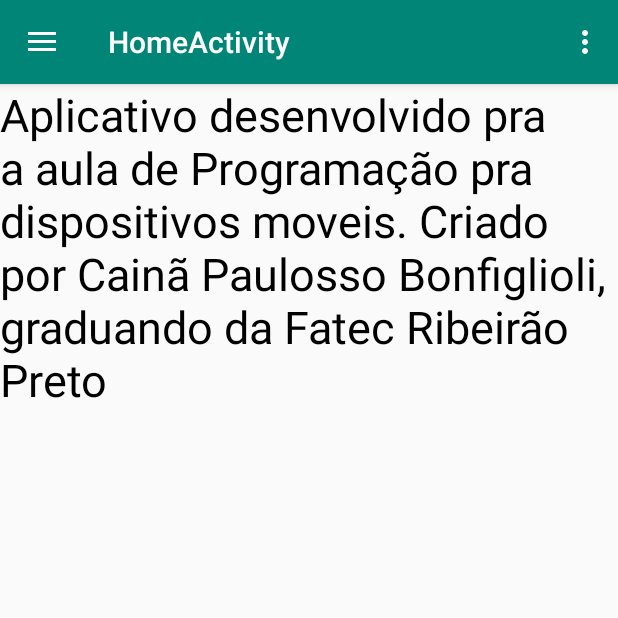
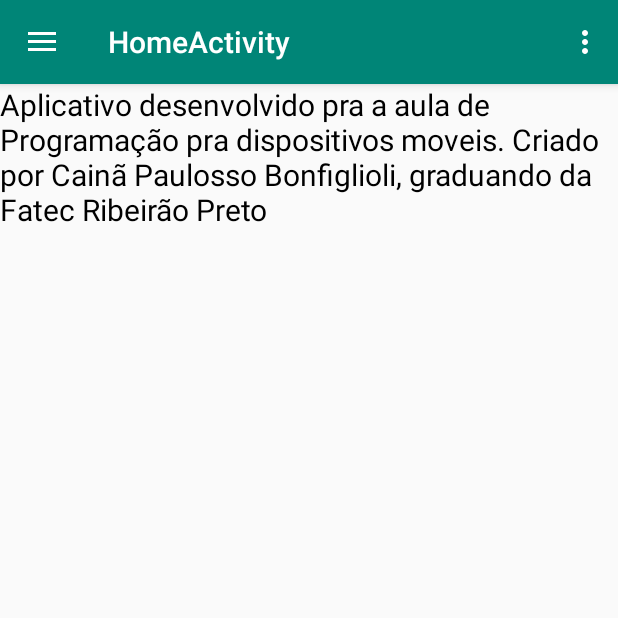
Before and after one commit to Caina-Bonfiglioli/4Read-android, an Android app: the fragment CategoriesFragment placed in its activity, in the side drawer, after a tap on "Sobre", on a phone screen of 412 x 824 dp, the top half of it. Run offline under Robolectric (Android 15) with nearby library versions, the phone set to English and light mode, and no system bars; 4 statements that could not run were skipped.

Commit message:
add classes Book, BookViewHolder e BookAdapter, capas dos livros modificado fragment_about

```diff
--- /dev/null
+++ b/app/src/main/java/br/com/caina_bonfiglioli/a4read/Book.java
@@ -0,0 +1,136 @@
+package br.com.caina_bonfiglioli.a4read;
+
+import java.util.ArrayList;
+import java.util.List;
+
+public class Book {
+    private int id;
+    private String title;
+    private String author;
+    private String publishingCompany;
+    private int year;
+
+    public Book() {
+    }
+
+    public Book(int id, String title, String author, String publishingCompany, int year) {
+        this.id = id;
+        this.title = title;
+        this.author = author;
+        this.publishingCompany = publishingCompany;
+        this.year = year;
+    }
+
+    public int getId() {
+        return id;
+    }
+
+    public void setId(int id) {
+        this.id = id;
+    }
+
+    public String getTitle() {
+        return title;
+    }
+
+    public void setTitle(String title) {
+        this.title = title;
+    }
+
+    public String getPublishingCompany() {
+        return publishingCompany;
+    }
+
+    public void setPublishingCompany(String publishingCompany) {
+        this.publishingCompany = publishingCompany;
+    }
+
+    public String getAuthor() {
+        return author;
+    }
+
+    public void setAuthor(String author) {
+        this.author = author;
+    }
+
+    public int getYear() {
+        return year;
+    }
+
+    public void setYear(int year) {
+        this.year = year;
+    }
+
+    public static List<Book> listAdventure(){
+        List<Book> books = new ArrayList<>();
+
+        books.add(new Book(1,
+                "A sociedade do anel",
+                "J.R.R Tolkien",
+                "Allen & Unwin",1954));
+
+        books.add(new Book(2,
+                "As duas torres",
+                "J.R.R Tolkien",
+                "Allen & Unwin", 1954));
+
+        books.add(new Book(3,
+                "O retorno do rei",
+                "J.R.R Tolkien",
+                "Allen & Unwin", 1955));
+
+        books.add(new Book(4,
+                "Jogos Vorazes",
+                "Suzanne Collins",
+                "Scholastic", 2008));
+
+        return books;
+    }
+
+    public static  List<Book> listFiction(){
+        List<Book> books = new ArrayList<>();
+
+        books.add(new Book(5,
+                "O guia do mochileiro das galaxias",
+                "Douglas Adams",
+                "Pan Books",1979));
+
+        books.add(new Book(6,
+                "O restaurante no fim do universo",
+                "Douglas Adams",
+                "Pan Books",1980));
+
+        books.add(new Book(7,
+                "Star Wars - Herdeiro do Imperio",
+                "Timothy Zahn",
+                "Bantam Spectra",1991));
+
+        books.add(new Book(8,
+                "Star Wars - Ascenção da Força Sombria",
+                "Timothy Zahn",
+                "Bantam Spectra",1993));
+
+        books.add(new Book(9,
+                "Star Wars - O Ultimo Comando",
+                "Timothy Zahn",
+                "Bantam Spectra",1994));
+
+        return books;
+    }
+
+    public static  List<Book> listRomance(){
+        List<Book> books = new ArrayList<>();
+
+        books.add(new Book(10,
+                "A culpa é das estrelas",
+                "John Green",
+                "Dutton Books", 2012));
+
+        books.add(new Book(11,
+                "Cidades de papel",
+                "John Green",
+                "Dutton Books", 2008));
+
+        return books;
+    }
+}
--- /dev/null
+++ b/app/src/main/java/br/com/caina_bonfiglioli/a4read/BookAdapter.java
@@ -0,0 +1,58 @@
+package br.com.caina_bonfiglioli.a4read;
+
+import android.content.Context;
+import android.support.annotation.NonNull;
+import android.support.v7.widget.RecyclerView;
+import android.view.LayoutInflater;
+import android.view.View;
+import android.view.ViewGroup;
+
+import java.util.List;
+
+public class BookAdapter extends RecyclerView.Adapter {
+
+    private final List<Book> list;
+    private Context context;
+
+
+    public BookAdapter(List<Book> list, Context context) {
+        this.list = list;
+        this.context = context;
+    }
+
+
+    @NonNull
+    @Override
+    public RecyclerView.ViewHolder onCreateViewHolder(@NonNull ViewGroup viewGroup, int i) {
+        View view = LayoutInflater.from(context)
+                        .inflate(R.layout.fragment_categories,
+                                viewGroup, false);
+
+        return new BookViewHolder(view);
+    }
+
+    @Override
+    public void onBindViewHolder(@NonNull RecyclerView.ViewHolder viewHolder, int i) {
+        BookViewHolder vh = (BookViewHolder)viewHolder;
+        Book book = list.get(i);
+
+        int img = context.getResources().getIdentifier(
+                "drawable/capa" + book.getId(),
+                null,
+                context.getPackageName());
+        vh.imgCover.setImageResource(img);
+        vh.txtTitle.setText(book.getTitle());
+        vh.txtAuthor.setText(book.getAuthor());
+        vh.txtPublishingCompany.setText(
+                String.format("%s ,%d", book.getPublishingCompany(),
+                        book.getYear())
+        );
+    }
+
+    @Override
+    public int getItemCount() {
+        return (list!=null)?list.size():0;
+    }
+
+
+}
--- /dev/null
+++ b/app/src/main/java/br/com/caina_bonfiglioli/a4read/BookViewHolder.java
@@ -0,0 +1,36 @@
+package br.com.caina_bonfiglioli.a4read;
+
+import android.support.annotation.NonNull;
+import android.support.v7.widget.RecyclerView;
+import android.view.View;
+import android.widget.ImageView;
+import android.widget.TextView;
+import android.widget.Toast;
+
+public class BookViewHolder extends RecyclerView.ViewHolder implements View.OnClickListener {
+
+    final ImageView imgCover;
+    final TextView txtTitle;
+    final TextView txtAuthor;
+    final TextView txtPublishingCompany;
+
+    public BookViewHolder(@NonNull View view) {
+        super(view);
+
+        imgCover = (ImageView)view.findViewById(R.id.imgCapa);
+        txtTitle = (TextView)view.findViewById(R.id.txtTitulo);
+        txtAuthor = (TextView)view.findViewById(R.id.txtAutor);
+        txtPublishingCompany = (TextView)view.findViewById(R.id.txtEditora);
+    }
+
+    @Override
+    public void onClick(View v) {
+        int position = getAdapterPosition();
+
+        Toast.makeText(
+                itemView.getContext(),
+                "Posição selecionada" + position,
+                Toast.LENGTH_SHORT
+        ).show();
+    }
+}
--- a/app/src/main/java/br/com/caina_bonfiglioli/a4read/CategoriesFragment.java
+++ b/app/src/main/java/br/com/caina_bonfiglioli/a4read/CategoriesFragment.java
@@ -4,6 +4,8 @@ import android.os.Bundle;
 import android.support.annotation.NonNull;
 import android.support.annotation.Nullable;
 import android.support.v4.app.Fragment;
+import android.support.v7.widget.LinearLayoutManager;
+import android.support.v7.widget.RecyclerView;
 import android.view.LayoutInflater;
 import android.view.View;
 import android.view.ViewGroup;
@@ -13,7 +15,18 @@ public class CategoriesFragment extends Fragment {
     @Nullable
     @Override
     public View onCreateView(@NonNull LayoutInflater inflater, @Nullable ViewGroup container, @Nullable Bundle savedInstanceState) {
-        return inflater.inflate(R.layout.fragment_categories, null);
+       View view = inflater.inflate(R.layout.fragment_categories, null);
+
+        RecyclerView rv = (RecyclerView)view.findViewById(R.id.rcvFiction);
+
+        rv.setAdapter(new BookAdapter(Book.listFiction(), getContext()));
+
+        RecyclerView.LayoutManager manager = new LinearLayoutManager(getContext(),
+                LinearLayoutManager.VERTICAL, false);
+
+        rv.setLayoutManager(manager);
+
+        return view;
     }
 
     @Override
--- a/app/src/main/res/layout/fragment_about.xml
+++ b/app/src/main/res/layout/fragment_about.xml
@@ -7,10 +7,8 @@
 
     <TextView
         android:id="@+id/txt_about"
-        android:text="Aplicativo desenvolvido pra
-a aula de Programação pra dispositivos moveis.
-Criado por Cainã Paulosso Bonfiglioli, graduando da Fatec Ribeirão Preto"
-        android:textSize="30dp"
+        android:text="@string/txtAbout"
+        android:textSize="20dp"
         android:textColor="#000"
         android:layout_width="wrap_content"
         android:layout_height="wrap_content" />
--- a/app/src/main/res/values/strings.xml
+++ b/app/src/main/res/values/strings.xml
@@ -1,21 +1,34 @@
 <resources>
     <string name="app_name">4Read</string>
 
+    <!--Login-->
     <string name="edit_email_login">Email</string>
     <string name="edit_password_login">Password</string>
-    <string name="edit_password_register">Password</string>
-    <string name="edit_passwordConfirm_register">Corfirmar Password</string>
     <string name="btn_login">Login</string>
     <string name="btn_register">Cadastrar</string>
+
+    <!--Register-->
     <string name="edit_name_register">Nome</string>
     <string name="edit_lastName_register">Sobrenome</string>
     <string name="edit_email_register">Email</string>
+
+
+    <string name="edit_password_register">Password</string>
+    <string name="edit_passwordConfirm_register">Corfirmar Password</string>
+
+
+
+
     <string name="btn_menu_favorites">Favoritos</string>
     <string name="btn_menu_releases">Lançamentos</string>
     <string name="btn_menu_categories">Categorias</string>
     <string name="btn_menu_profile">Perfil</string>
     <string name="btn_menu_settings">Configurações</string>
     <string name="btn_menu_about">Sobre</string>
+
+    <!--Text About-->
+    <string name="txtAbout"> Aplicativo desenvolvido pra a aula de Programação pra dispositivos moveis.
+Criado por Cainã Paulosso Bonfiglioli, graduando da Fatec Ribeirão Preto</string>
 
     <string-array name="months_array">
         <item>Janeiro</item>
```
Also changed, not shown: app/src/main/res/layout/fragment_categories.xml (+9 -42 lines), app/src/main/res/layout/item_list.xml (added, +39 -0 lines), app/src/main/res/drawable-v24/capa01.png (added), app/src/main/res/drawable-v24/capa02.png (added), app/src/main/res/drawable-v24/capa03.png (added), app/src/main/res/drawable-v24/capa04.png (added), app/src/main/res/drawable-v24/capa05.png (added), app/src/main/res/drawable-v24/capa06.png (added), app/src/main/res/drawable-v24/capa07.png (added), app/src/main/res/drawable-v24/capa08.png (added), app/src/main/res/drawable-v24/capa09.png (added), app/src/main/res/drawable-v24/capa10.jpeg (added), app/src/main/res/drawable-v24/capa11.png (added).
